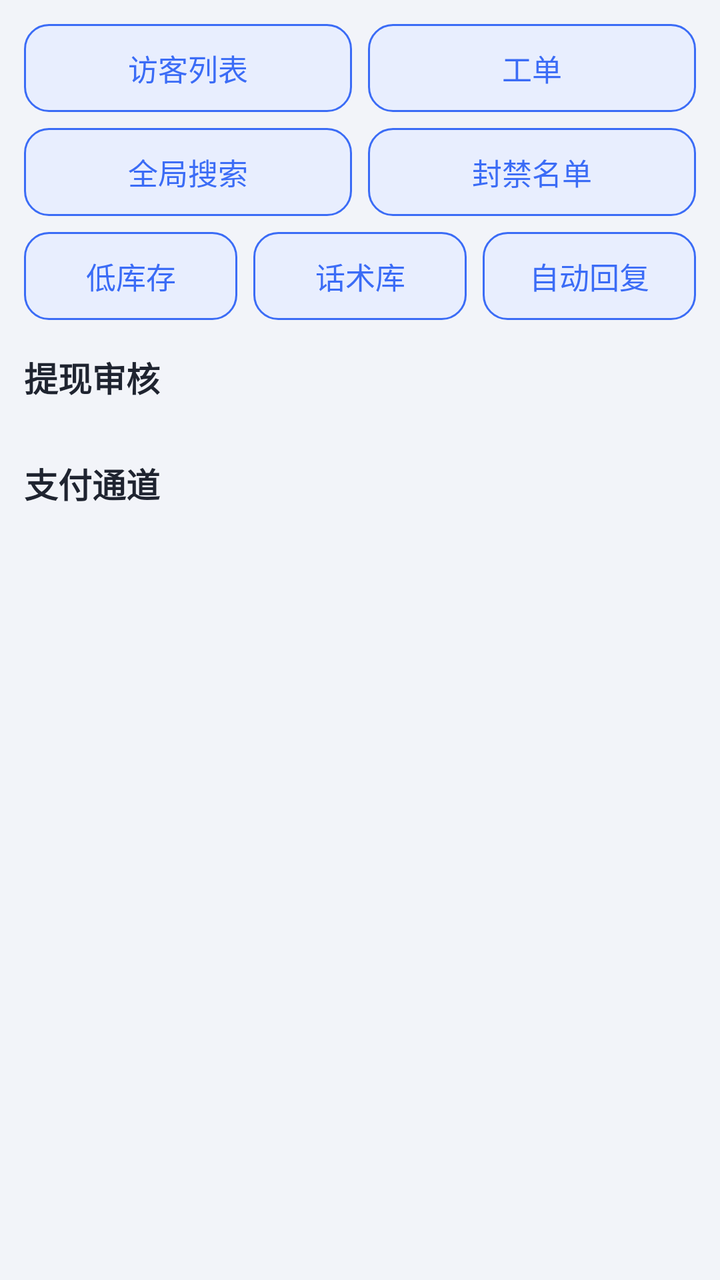
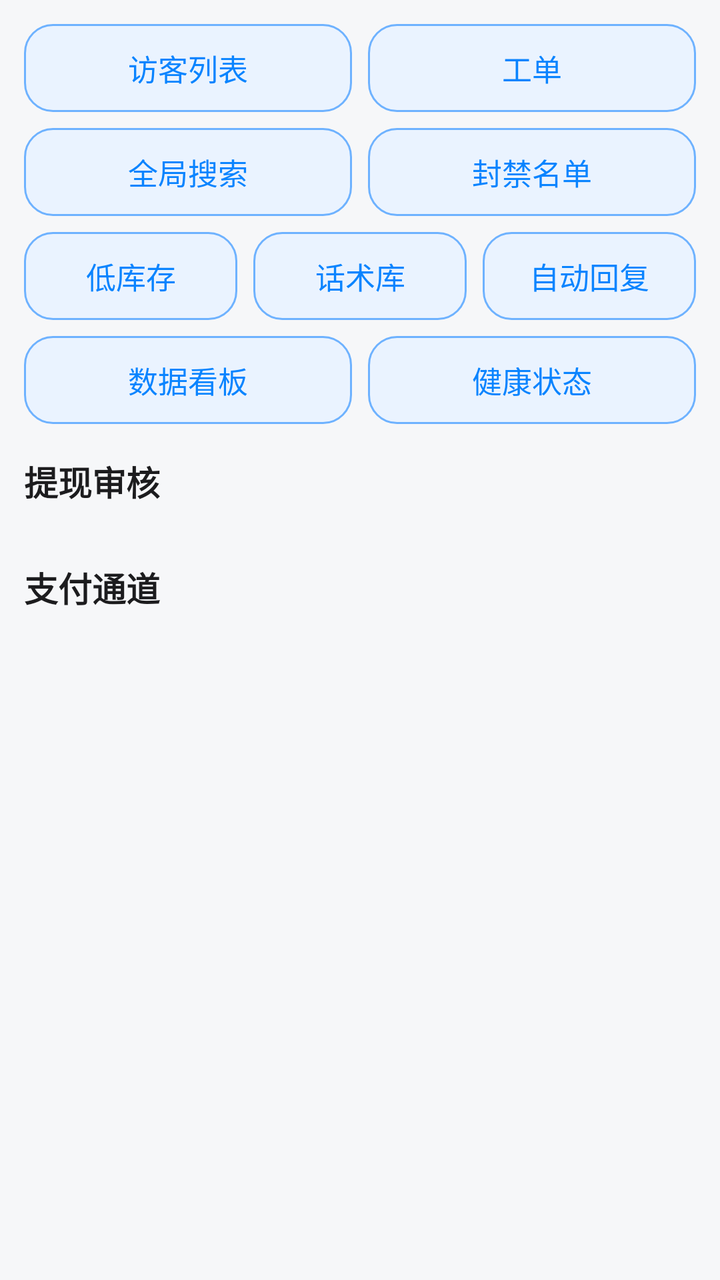

Two renders of the same Android screen: before a commit and after it. Below are the layout's source before the change and the commit's diff.
<!-- AndroidManifest.xml: application theme Theme.ObsCenter -->
<!-- res/layout/fragment_manage.xml -->
<?xml version="1.0" encoding="utf-8"?>
<ScrollView xmlns:android="http://schemas.android.com/apk/res/android"
    android:layout_width="match_parent"
    android:layout_height="match_parent"
    android:background="@color/bg"
    android:padding="12dp">

    <LinearLayout
        android:layout_width="match_parent"
        android:layout_height="wrap_content"
        android:orientation="vertical">

        <LinearLayout
            android:layout_width="match_parent"
            android:layout_height="wrap_content"
            android:orientation="horizontal"
            android:paddingBottom="8dp">

            <TextView
                android:id="@+id/btnVisitors"
                android:layout_width="0dp"
                android:layout_weight="1"
                android:layout_height="44dp"
                android:gravity="center"
                android:text="访客列表"
                android:textSize="15sp"
                android:textColor="@color/primary"
                android:background="@drawable/bg_btn_outline"
                android:layout_marginEnd="8dp" />

            <TextView
                android:id="@+id/btnTickets"
                android:layout_width="0dp"
                android:layout_weight="1"
                android:layout_height="44dp"
                android:gravity="center"
                android:text="工单"
                android:textSize="15sp"
                android:textColor="@color/primary"
                android:background="@drawable/bg_btn_outline" />
        </LinearLayout>

        <LinearLayout
            android:layout_width="match_parent"
            android:layout_height="wrap_content"
            android:orientation="horizontal"
            android:paddingBottom="8dp">

            <TextView
                android:id="@+id/btnSearch"
                android:layout_width="0dp"
                android:layout_weight="1"
                android:layout_height="44dp"
                android:gravity="center"
                android:text="全局搜索"
                android:textSize="15sp"
                android:textColor="@color/primary"
                android:background="@drawable/bg_btn_outline"
                android:layout_marginEnd="8dp" />

            <TextView
                android:id="@+id/btnBlocks"
                android:layout_width="0dp"
                android:layout_weight="1"
                android:layout_height="44dp"
                android:gravity="center"
                android:text="封禁名单"
                android:textSize="15sp"
                android:textColor="@color/primary"
                android:background="@drawable/bg_btn_outline" />
        </LinearLayout>

        <LinearLayout
            android:layout_width="match_parent"
            android:layout_height="wrap_content"
            android:orientation="horizontal"
            android:paddingBottom="8dp">

            <TextView
                android:id="@+id/btnStock"
                android:layout_width="0dp"
                android:layout_weight="1"
                android:layout_height="44dp"
                android:gravity="center"
                android:text="低库存"
                android:textSize="15sp"
                android:textColor="@color/primary"
                android:background="@drawable/bg_btn_outline"
                android:layout_marginEnd="8dp" />

            <TextView
                android:id="@+id/btnQuick"
                android:layout_width="0dp"
                android:layout_weight="1"
                android:layout_height="44dp"
                android:gravity="center"
                android:text="话术库"
                android:textSize="15sp"
                android:textColor="@color/primary"
                android:background="@drawable/bg_btn_outline"
                android:layout_marginEnd="8dp" />

            <TextView
                android:id="@+id/btnRules"
                android:layout_width="0dp"
                android:layout_weight="1"
                android:layout_height="44dp"
                android:gravity="center"
                android:text="自动回复"
                android:textSize="15sp"
                android:textColor="@color/primary"
                android:background="@drawable/bg_btn_outline" />
        </LinearLayout>

        <TextView
            android:layout_width="match_parent"
            android:layout_height="wrap_content"
            android:text="提现审核"
            android:textSize="17sp"
            android:textStyle="bold"
            android:textColor="@color/text"
            android:paddingVertical="8dp" />

        <LinearLayout
            android:id="@+id/cashList"
            android:layout_width="match_parent"
            android:layout_height="wrap_content"
            android:orientation="vertical" />

        <TextView
            android:id="@+id/cashEmpty"
            android:layout_width="match_parent"
            android:layout_height="wrap_content"
            android:text="暂无待处理提现"
            android:textSize="13sp"
            android:textColor="@color/textSub"
            android:padding="12dp"
            android:visibility="gone" />

        <TextView
            android:layout_width="match_parent"
            android:layout_height="wrap_content"
            android:text="支付通道"
            android:textSize="17sp"
            android:textStyle="bold"
            android:textColor="@color/text"
            android:paddingTop="20dp"
            android:paddingBottom="8dp" />

        <LinearLayout
            android:id="@+id/payList"
            android:layout_width="match_parent"
            android:layout_height="wrap_content"
            android:orientation="vertical" />

        <TextView
            android:id="@+id/payEmpty"
            android:layout_width="match_parent"
            android:layout_height="wrap_content"
            android:text="暂无支付通道"
            android:textSize="13sp"
            android:textColor="@color/textSub"
            android:padding="12dp"
            android:visibility="gone" />

        <TextView
            android:id="@+id/manageError"
            android:layout_width="match_parent"
            android:layout_height="wrap_content"
            android:textSize="13sp"
            android:textColor="@color/danger"
            android:padding="12dp"
            android:visibility="gone" />
    </LinearLayout>
</ScrollView>
<!-- resources referenced by this layout -->
<resources>
  <color name="bg">#F2F4F9</color>
  <color name="danger">#E5484D</color>
  <color name="primary">#3B6CF6</color>
  <color name="text">#1F2430</color>
  <color name="textSub">#7A8299</color>
  <!-- drawable bg_btn_outline (drawable) -->
  <?xml version="1.0" encoding="utf-8"?>
  <shape xmlns:android="http://schemas.android.com/apk/res/android" android:shape="rectangle">
      <solid android:color="@color/tintBlue" />
      <stroke android:width="1dp" android:color="@color/primary" />
      <corners android:radius="12dp" />
  </shape>
  <style name="Theme.ObsCenter" parent="Theme.Material3.DayNight.NoActionBar">
          <item name="colorPrimary">@color/primary</item>
          <item name="colorPrimaryDark">@color/primaryDark</item>
          <item name="android:windowBackground">@color/bg</item>
          <item name="android:statusBarColor">@color/primaryDark</item>
          <item name="android:navigationBarColor">@color/card</item>
      </style>
  <color name="tintBlue">#E8EEFE</color>
  <color name="primaryDark">#2A4FC4</color>
  <color name="card">#FFFFFF</color>
</resources>

<!-- the commit's change to res/layout/fragment_manage.xml (unified diff, before → after) -->
@@ -112,6 +112,36 @@
                 android:background="@drawable/bg_btn_outline" />
         </LinearLayout>
 
+        <LinearLayout
+            android:layout_width="match_parent"
+            android:layout_height="wrap_content"
+            android:orientation="horizontal"
+            android:paddingBottom="8dp">
+
+            <TextView
+                android:id="@+id/btnStats"
+                android:layout_width="0dp"
+                android:layout_weight="1"
+                android:layout_height="44dp"
+                android:gravity="center"
+                android:text="数据看板"
+                android:textSize="15sp"
+                android:textColor="@color/primary"
+                android:background="@drawable/bg_btn_outline"
+                android:layout_marginEnd="8dp" />
+
+            <TextView
+                android:id="@+id/btnHealth"
+                android:layout_width="0dp"
+                android:layout_weight="1"
+                android:layout_height="44dp"
+                android:gravity="center"
+                android:text="健康状态"
+                android:textSize="15sp"
+                android:textColor="@color/primary"
+                android:background="@drawable/bg_btn_outline" />
+        </LinearLayout>
+
         <TextView
             android:layout_width="match_parent"
             android:layout_height="wrap_content"
<!-- resource entries referenced after the edit -->
@@ -1,26 +1,28 @@
 <!-- resources referenced by this layout -->
 <resources>
-  <color name="bg">#F2F4F9</color>
-  <color name="danger">#E5484D</color>
-  <color name="primary">#3B6CF6</color>
-  <color name="text">#1F2430</color>
-  <color name="textSub">#7A8299</color>
+  <color name="bg">#F6F7F9</color>
+  <color name="danger">#FF3B30</color>
+  <color name="primary">#0A84FF</color>
+  <color name="text">#1C1C1E</color>
+  <color name="textSub">#8E8E93</color>
   <!-- drawable bg_btn_outline (drawable) -->
   <?xml version="1.0" encoding="utf-8"?>
   <shape xmlns:android="http://schemas.android.com/apk/res/android" android:shape="rectangle">
       <solid android:color="@color/tintBlue" />
-      <stroke android:width="1dp" android:color="@color/primary" />
-      <corners android:radius="12dp" />
+      <stroke android:width="1dp" android:color="@color/primaryLight" />
+      <corners android:radius="14dp" />
   </shape>
   <style name="Theme.ObsCenter" parent="Theme.Material3.DayNight.NoActionBar">
           <item name="colorPrimary">@color/primary</item>
           <item name="colorPrimaryDark">@color/primaryDark</item>
           <item name="android:windowBackground">@color/bg</item>
-          <item name="android:statusBarColor">@color/primaryDark</item>
+          <item name="android:statusBarColor">@color/card</item>
+          <item name="android:windowLightStatusBar">true</item>
           <item name="android:navigationBarColor">@color/card</item>
       </style>
-  <color name="tintBlue">#E8EEFE</color>
-  <color name="primaryDark">#2A4FC4</color>
+  <color name="tintBlue">#EAF3FF</color>
+  <color name="primaryLight">#6EB2FF</color>
+  <color name="primaryDark">#0066D6</color>
   <color name="card">#FFFFFF</color>
 </resources>
 
